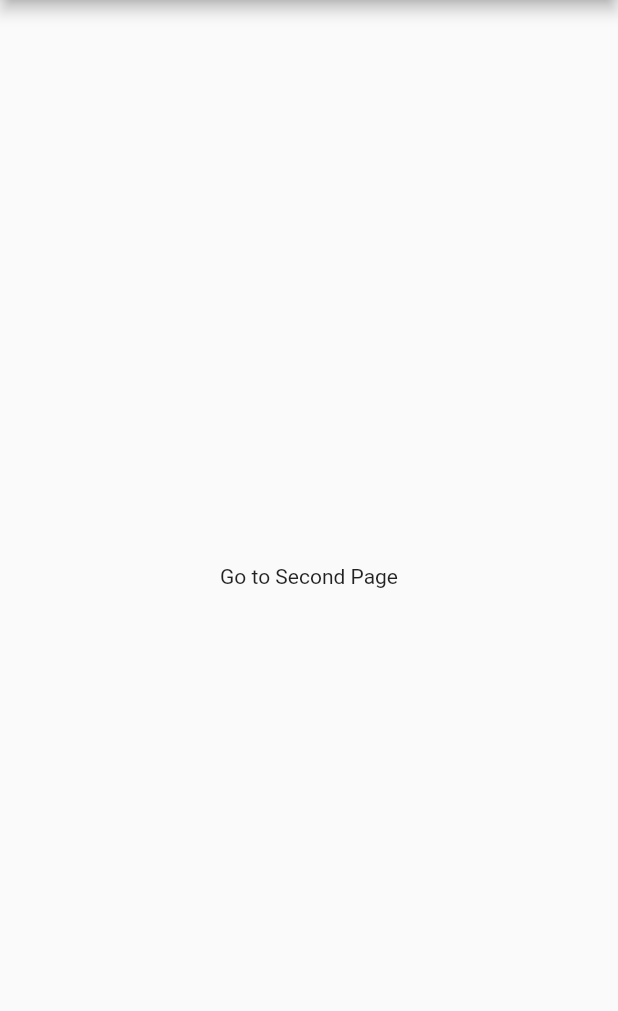
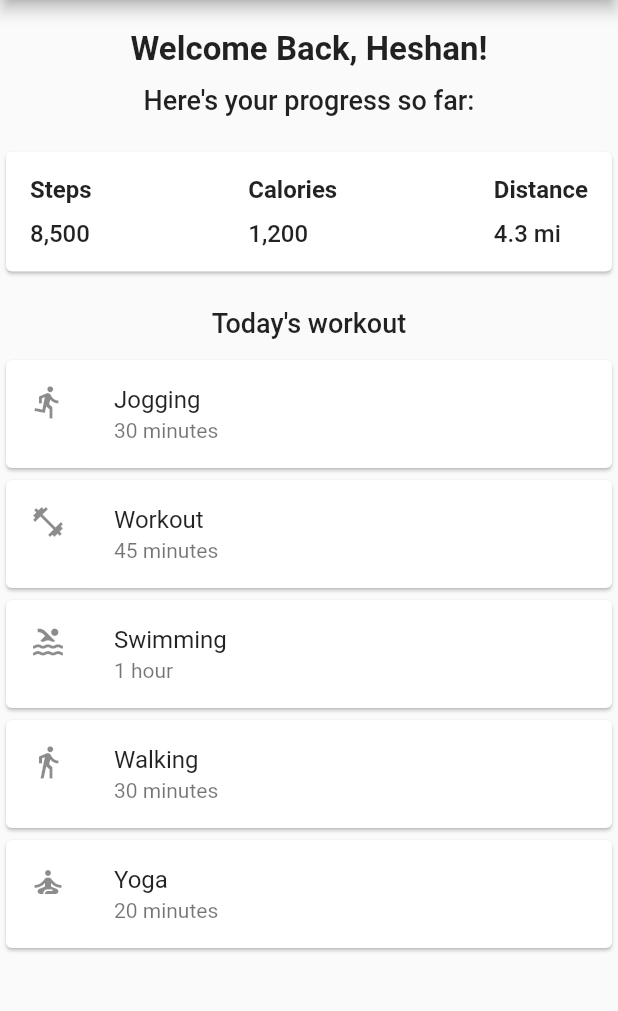
Before and after one commit to IT20131456/FitnessMate, a Flutter app: the HomePage screen opened directly, on a phone screen of 412 x 824 dp, the part 84-1095 px from its top. Run offline on Flutter 3.47's test engine with Material 2 defaults, Android fonts, the phone set to English and light mode, and no system bars; our stand-ins replace audioplayers, cloud_firestore, date_time_picker, firebase_auth, firebase_core, flutter_local_notifications and 5 more; missing offline and left inert: dart:ffi; accounts and stored records are empty.

Commit message:
Create Dashbord page

```diff
--- a/lib/main.dart
+++ b/lib/main.dart
@@ -2,10 +2,9 @@
 import 'package:fitness_mate/services/notification_service.dart';
 import 'package:flutter/material.dart';
 import 'package:firebase_core/firebase_core.dart';
-import 'package:fitness_mate/screens/login_screen.dart';
 import 'package:timezone/data/latest.dart' as tz;
+import 'package:fitness_mate/screens/welcome_screen.dart';
 
-import 'package:fitness_mate/screens/workouts/workouts_screen.dart';
 
 Future<void> main() async {
   WidgetsFlutterBinding.ensureInitialized();
@@ -28,7 +27,7 @@ class MyApp extends StatelessWidget {
 
         ),
       ),
-      home: LoginScreen(),
+      home: WelcomView(),
     );
   }
 }
--- a/lib/screens/dashboard.dart
+++ b/lib/screens/dashboard.dart
@@ -1,32 +1,146 @@
 import 'package:flutter/material.dart';
 import 'package:fitness_mate/screens/workouts/workouts_screen.dart';
+import 'package:google_fonts/google_fonts.dart';
 
 class DashboardPage extends StatelessWidget {
   @override
   Widget build(BuildContext context) {
-    // return Container(
-    //   child: Center(
-    //     child: Text("Dashboard Page"),
-    //   ),
-    // );
-
-
-      return Scaffold(
-      // appBar: AppBar(
-      //   title: Text('Home Page'),
-      // ),
-      body: Center(
-        child: InkWell(
-          child: Container(
-            padding: EdgeInsets.all(12.0),
-            child: Text('Go to Second Page'),
-          ),
-          onTap: () {
-            Navigator.push(
-              context,
-              MaterialPageRoute(builder: (context) => Workouts()),
-            );
-          },
+    return Scaffold(
+      body: SingleChildScrollView(
+        child: Column(
+          children: [
+            SizedBox(height: 20),
+            Text(
+              "Welcome Back, Heshan!",
+              style: TextStyle(
+                fontSize: 22,
+                fontWeight: FontWeight.bold,
+              ),
+            ),
+            SizedBox(height: 10),
+            Text(
+              "Here's your progress so far:",
+              style: TextStyle(
+                fontSize: 18,
+                fontWeight: FontWeight.w500,
+              ),
+            ),
+            SizedBox(height: 20),
+            Card(
+              child: Padding(
+                padding: EdgeInsets.all(16),
+                child: Row(
+                  mainAxisAlignment: MainAxisAlignment.spaceBetween,
+                  children: [
+                    Column(
+                      crossAxisAlignment: CrossAxisAlignment.start,
+                      children: [
+                        Text(
+                          "Steps",
+                          style: TextStyle(
+                            fontSize: 16,
+                            fontWeight: FontWeight.bold,
+                          ),
+                        ),
+                        SizedBox(height: 10),
+                        Text(
+                          "8,500",
+                          style: TextStyle(
+                            fontSize: 16,
+                            fontWeight: FontWeight.w500,
+                          ),
+                        ),
+                      ],
+                    ),
+                    Column(
+                      crossAxisAlignment: CrossAxisAlignment.start,
+                      children: [
+                        Text(
+                          "Calories",
+                          style: TextStyle(
+                            fontSize: 16,
+                            fontWeight: FontWeight.bold,
+                          ),
+                        ),
+                        SizedBox(height: 10),
+                        Text(
+                          "1,200",
+                          style: TextStyle(
+                            fontSize: 16,
+                            fontWeight: FontWeight.w500,
+                          ),
+                        ),
+                      ],
+                    ),
+                    Column(
+                      crossAxisAlignment: CrossAxisAlignment.start,
+                      children: [
+                        Text(
+                          "Distance",
+                          style: TextStyle(
+                            fontSize: 16,
+                            fontWeight: FontWeight.bold,
+                          ),
+                        ),
+                        SizedBox(height: 10),
+                        Text(
+                          "4.3 mi",
+                          style: TextStyle(
+                            fontSize: 16,
+                            fontWeight: FontWeight.w500,
+                          ),
+                        ),
+                      ],
+                    ),
+                  ],
+                ),
+              ),
+            ),
+            SizedBox(height: 20),
+            Text(
+              "Today's workout",
+              style: TextStyle(
+                fontSize: 18,
+                fontWeight: FontWeight.w500,
+              ),
+            ),
+            SizedBox(height: 10),
+            Card(
+              child: ListTile(
+                leading: Icon(Icons.directions_run),
+                title: Text("Jogging"),
+                subtitle: Text("30 minutes"),
+              ),
+            ),
+            Card(
+              child: ListTile(
+                leading: Icon(Icons.fitness_center),
+                title: Text("Workout"),
+                subtitle: Text("45 minutes"),
+              ),
+            ),
+            Card(
+              child: ListTile(
+                leading: Icon(Icons.pool),
+                title: Text("Swimming"),
+                subtitle: Text("1 hour"),
+              ),
+            ),
+            Card(
+              child: ListTile(
+                leading: Icon(Icons.directions_walk),
+                title: Text("Walking"),
+                subtitle: Text("30 minutes"),
+              ),
+            ),
+            Card(
+              child: ListTile(
+                leading: Icon(Icons.self_improvement),
+                title: Text("Yoga"),
+                subtitle: Text("20 minutes"),
+              ),
+            ),
+          ],
         ),
       ),
     );
--- a/lib/screens/home_screen.dart
+++ b/lib/screens/home_screen.dart
@@ -94,7 +94,7 @@ class _HomePageState extends State<HomePage> {
               currentPage == DrawerSections.dashboard ? true : false),
           menuItem(2, "Contacts", Icons.people_alt_outlined,
               currentPage == DrawerSections.contacts ? true : false),
-          menuItem(3, "BMI Reports", Icons.health_and_safety_sharp,
+          menuItem(3, "BMI Reports", Icons.accessibility,
               currentPage == DrawerSections.bmireport ? true : false),
           menuItem(4, "Reminders", Icons.alarm,
               currentPage == DrawerSections.reminder ? true : false),
--- a/lib/screens/welcome_screen.dart
+++ b/lib/screens/welcome_screen.dart
@@ -1,5 +1,7 @@
+import 'package:fitness_mate/screens/login_screen.dart';
 import 'package:flutter/material.dart';
 import 'package:google_fonts/google_fonts.dart';
+
 
 class WelcomView extends StatefulWidget {
   @override
@@ -93,7 +95,13 @@ class _WelcomViewState extends State<WelcomView> {
                           ),
                         ),
                         GestureDetector(
-                          onTap: () {},
+                          onTap: () {
+                            Navigator.push(
+                              context,
+                              MaterialPageRoute(
+                                  builder: (context) => LoginScreen()),
+                            );
+                          },
                           child: Container(
                             width: 139,
                             height: 39,
```
